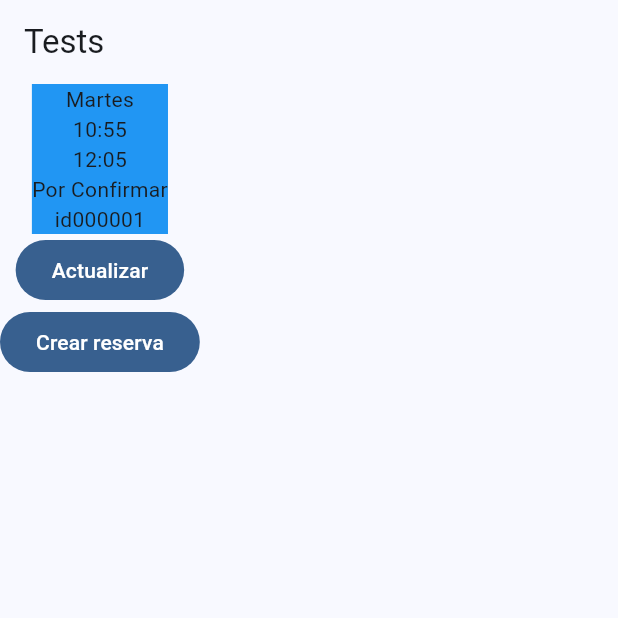
After one commit to nattohd/gym_app, a Flutter app: the TestScreen screen opened by its route, after a tap on "Crear reserva", on a phone screen of 412 x 824 dp, the top half of it. The commit adds this screen. Run offline on Flutter 3.47's test engine with Material 2 defaults, Android fonts, the phone set to English and light mode, and no system bars; our stand-ins replace cloud_firestore, firebase_auth, firebase_core, flutter_custom_clippers, flutter_svg, font_awesome_flutter and 3 more; missing offline and left inert: qr_code_scanner, string_normalizer; accounts and stored records are empty.

Commit message:
adding stream on provider and repo reservas

```diff
--- a/lib/config/menu/menu_items_home.dart
+++ b/lib/config/menu/menu_items_home.dart
@@ -39,4 +39,10 @@ const List<MenuItem> menuItems = [
     link: '/horas',
     icon: Icons.calendar_today,
   ),
+  MenuItem(
+    title: 'Test',
+    subTitle: 'Tests',
+    link: '/test',
+    icon: Icons.local_bar_sharp,
+  ),
 ];
--- a/lib/config/router/app_router.dart
+++ b/lib/config/router/app_router.dart
@@ -31,6 +31,10 @@ final appRouter = GoRouter(
       path: '/horas',
       builder: (context, state) => const QrGenerateScreen(),
     ),
+    GoRoute(
+      path: '/test',
+      builder: (context, state) => const TestScreen(),
+    ),
   ],
   redirect: (context, state) {
     final isGoingTo = state.matchedLocation;
--- a/lib/infrastructure/models/reservas_model.dart
+++ b/lib/infrastructure/models/reservas_model.dart
@@ -1,3 +1,5 @@
+import 'package:cloud_firestore/cloud_firestore.dart';
+
 class ReservaModel {
   String? idDoc;
   int bloque;
@@ -31,7 +33,7 @@ class ReservaModel {
       salida: reserva['salida'],
       uid: reserva['uid'],
       motivo: reserva['motivo'],
-      fecha: reserva['fecha'],
+      fecha: (reserva['fecha'] as Timestamp).toDate(),
     );
   }
 
--- a/lib/src/providers/reservas/reservas_provider.dart
+++ b/lib/src/providers/reservas/reservas_provider.dart
@@ -1,7 +1,10 @@
+import 'dart:async';
+
 import 'package:cloud_firestore/cloud_firestore.dart';
 import 'package:gym_app/infrastructure/models/reservas_model.dart';
 import 'package:gym_app/infrastructure/repositories/reserva_repository.dart';
 import 'package:flutter/foundation.dart';
+import 'package:gym_app/src/providers/providers.dart';
 
 Future<dynamic> getCosas(String docID, String coleccion) async {
   print("doc: " + docID);
@@ -20,35 +23,32 @@ Future<dynamic> getCosas(String docID, String coleccion) async {
 }
 
 class ReservaProvider extends ChangeNotifier {
-  List<ReservaModel> reservas = [];
   final ReservaRepository reservaRepository = ReservaRepository();
 
-  Future<void> getListOfReservas(String uid) async {
-    // uiStatus = UiStatus.loading;
-    // notifyListeners();
-    final response = await reservaRepository.getListOfReservas(uid);
-    reservas.addAll(response);
-    notifyListeners();
+  Stream<List<ReservaModel>> getListOfReservas(String uid) {
+    return reservaRepository.getListOfReservas(uid);
   }
 
-  Future<void> setConfirmarReservar(String idDoc) async {
-    final index = reservas.indexWhere((reserva) => reserva.idDoc == idDoc);
-    if (index != -1) {
-      final subscription = reservaRepository
-          .setConfirmarReserva(reservas[index])
-          .listen((updatedReserva) {
-        // Actualizamos la reserva en la lista
-        reservas[index] = updatedReserva;
-        notifyListeners();
-      }, onError: (error) {
-        throw Exception('No se encontró ninguna reserva con idDoc: $idDoc');
-      });
+  // Future<void> getListOfReservas(String uid) async {
+  //   // uiStatus = UiStatus.loading;
+  //   // notifyListeners();
+  //   final response = await reservaRepository.getListOfReservas(uid);
+  //   reservas.clear();
+  //   reservas.addAll(response);
+  //   notifyListeners();
+  // }
 
-      // Don't forget to cancel the subscription when the provider is disposed
-      // subscription.cancel();
-    } else {
-      throw Exception('No se encontró ninguna reserva con idDoc: $idDoc');
-    }
+  Future<ReservaModel> setConfirmarReservar(String idDoc) async {
+    final response = await reservaRepository.setConfirmarReserva(idDoc);
+    print(response);
+    notifyListeners();
+    return response;
+  }
+
+  Future<void> createNewReserva(ReservaModel newReserva) async {
+    final response = await reservaRepository.creteNewReserva(newReserva);
+    print(response);
+    notifyListeners();
   }
   // Future<void> setConfirmarReservar(String idDoc) async {
   //   final index = reservas.indexWhere((reserva) => reserva.idDoc == idDoc);
--- a/lib/src/screens/screens.dart
+++ b/lib/src/screens/screens.dart
@@ -4,3 +4,4 @@ export 'package:gym_app/src/screens/home/home_screen.dart';
 export 'package:gym_app/src/screens/reservas/reservas_screen.dart';
 export 'package:gym_app/src/screens/qr/qrgenerate_screen.dart';
 export 'package:gym_app/src/screens/qr/scanqr_screen.dart';
+export 'package:gym_app/src/screens/tests/test_screen.dart';
--- /dev/null
+++ b/lib/src/screens/tests/test_screen.dart
@@ -0,0 +1,79 @@
+import 'package:flutter/material.dart';
+import 'package:gym_app/infrastructure/models/reservas_model.dart';
+import 'package:gym_app/src/providers/providers.dart';
+import 'package:provider/provider.dart';
+
+class TestScreen extends StatefulWidget {
+  const TestScreen({super.key});
+
+  @override
+  State<TestScreen> createState() => _TestScreenState();
+}
+
+class _TestScreenState extends State<TestScreen> {
+  @override
+  Widget build(BuildContext context) {
+    final reservaProvider = context.watch<ReservaProvider>();
+    final userProvider = context.watch<UserProvider>();
+    return Scaffold(
+      appBar: AppBar(
+        title: const Text('Tests'),
+      ),
+      body: Column(
+        children: [
+          StreamBuilder(
+            stream: reservaProvider.getListOfReservas(userProvider.user!.uid),
+            builder: (context, snapshot) {
+              if (!snapshot.hasData) const CircularProgressIndicator();
+              List<ReservaModel> reservas = snapshot.data ?? [];
+              return Container(
+                color: Colors.blue,
+                child: Column(
+                  children: reservas.map((e) {
+                    return Container(
+                      color: Colors.blue,
+                      child: Column(
+                        children: [
+                          Text(e.dia),
+                          Text(e.entrada),
+                          Text(e.salida),
+                          Text(e.confirmada ? 'Confirmada' : 'Por Confirmar'),
+                          Text(e.idDoc!),
+                        ],
+                      ),
+                    );
+                  }).toList(),
+                ),
+              );
+            },
+          ),
+          FilledButton(
+            child: const Text('Actualizar'),
+            onPressed: () async {
+              final reserva = await reservaProvider
+                  .setConfirmarReservar('giX2ckbg69FlhNDnTTOl');
+              print(reserva.idDoc);
+            },
+          ),
+          FilledButton(
+            child: const Text('Crear reserva'),
+            onPressed: () async {
+              DateTime now = DateTime.now();
+              final newReserva = ReservaModel(
+                bloque: 1,
+                confirmada: false,
+                dia: 'Martes',
+                entrada: '10:55',
+                salida: '12:05',
+                uid: userProvider.user!.uid,
+                motivo: 'Recuperativo',
+                fecha: DateTime(now.year, now.month, now.day),
+              );
+              await reservaProvider.createNewReserva(newReserva);
+            },
+          ),
+        ],
+      ),
+    );
+  }
+}
```
Also changed, not shown: lib/infrastructure/repositories/reserva_repository.dart (+38 -49 lines).
